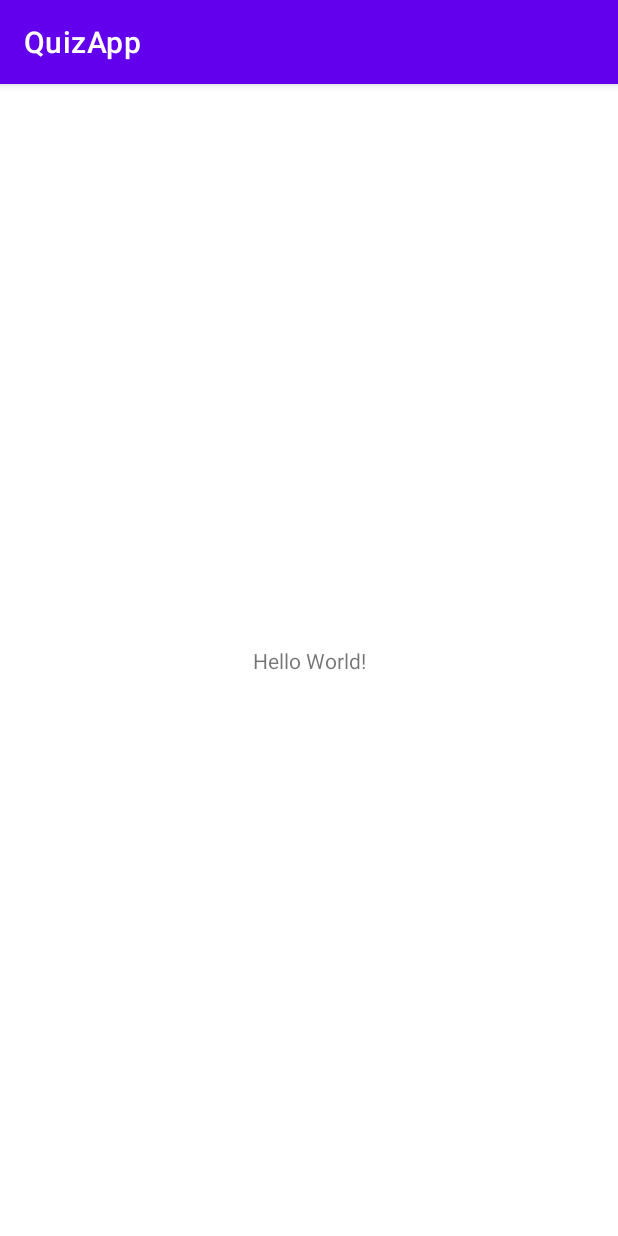
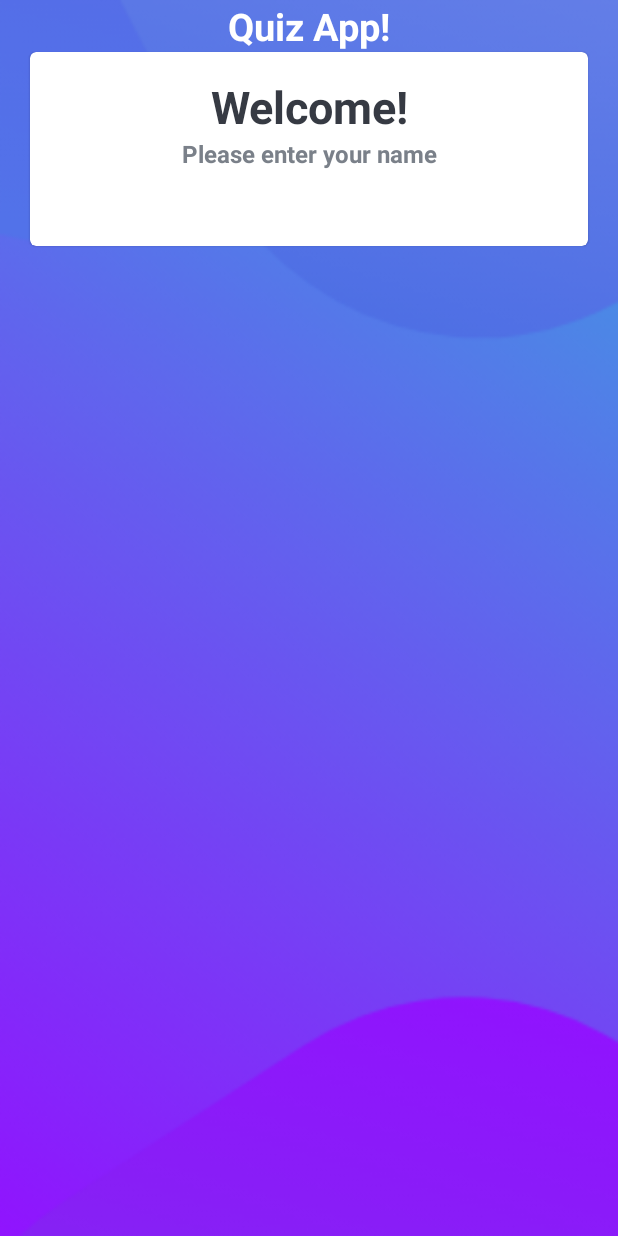
Before and after one commit to carlos-lopez98/QuizAndroidApp, an Android app: the screen it shows after launch (MainActivity), on a phone screen of 412 x 824 dp. Run offline under Robolectric (Android 15) with nearby library versions, the phone set to English and light mode, and no system bars.

Commit message:
Adding UI elements

```diff
--- a/app/src/main/AndroidManifest.xml
+++ b/app/src/main/AndroidManifest.xml
@@ -11,7 +11,8 @@
         android:theme="@style/Theme.QuizApp">
         <activity
             android:name=".MainActivity"
-            android:exported="true">
+            android:exported="true"
+            >
             <intent-filter>
                 <action android:name="android.intent.action.MAIN" />
 
--- a/app/src/main/res/layout/activity_main.xml
+++ b/app/src/main/res/layout/activity_main.xml
@@ -1,18 +1,63 @@
 <?xml version="1.0" encoding="utf-8"?>
-<androidx.constraintlayout.widget.ConstraintLayout xmlns:android="http://schemas.android.com/apk/res/android"
+<LinearLayout xmlns:android="http://schemas.android.com/apk/res/android"
     xmlns:app="http://schemas.android.com/apk/res-auto"
     xmlns:tools="http://schemas.android.com/tools"
     android:layout_width="match_parent"
     android:layout_height="match_parent"
+    android:background="@drawable/ic_bg"
+    android:orientation="vertical"
     tools:context=".MainActivity">
 
     <TextView
-        android:layout_width="wrap_content"
+        android:layout_width="match_parent"
         android:layout_height="wrap_content"
-        android:text="Hello World!"
-        app:layout_constraintBottom_toBottomOf="parent"
-        app:layout_constraintLeft_toLeftOf="parent"
-        app:layout_constraintRight_toRightOf="parent"
-        app:layout_constraintTop_toTopOf="parent" />
+        android:gravity="center"
+        android:text="@string/quiz_app"
+        android:textColor="@color/white"
+        android:textSize="25sp"
+        android:textStyle="bold" />
 
-</androidx.constraintlayout.widget.ConstraintLayout>
+    <com.google.android.material.card.MaterialCardView
+        android:layout_width="match_parent"
+        android:layout_height="wrap_content"
+        android:background="@color/white"
+        android:layout_marginStart="20dp"
+        android:layout_marginEnd="20dp">
+        <LinearLayout
+            android:layout_width="match_parent"
+            android:layout_height="wrap_content"
+            android:layout_margin="16dp"
+            android:orientation="vertical">
+
+            <TextView
+                android:layout_width="match_parent"
+                android:layout_height="wrap_content"
+                android:gravity="center"
+                android:text="@string/welcome"
+                android:textColor="@color/DarkGrey"
+                android:textSize="30sp"
+                android:textStyle="bold"
+                />
+            <TextView
+                android:layout_width="match_parent"
+                android:layout_height="wrap_content"
+                android:gravity="center"
+                android:text="@string/enter_name"
+                android:textColor="@color/grey"
+                android:textSize="16sp"
+                android:textStyle="bold" />
+
+            <TextView
+                android:layout_width="match_parent"
+                android:layout_height="wrap_content"
+                android:gravity="center"
+                android:text="@string/welcome"
+                android:textColor="@color/white"
+                android:textSize="25sp"
+                android:textStyle="bold" />
+        </LinearLayout>
+
+
+
+    </com.google.android.material.card.MaterialCardView>
+</LinearLayout>
--- a/app/src/main/res/values-night/themes.xml
+++ b/app/src/main/res/values-night/themes.xml
@@ -1,6 +1,6 @@
 <resources xmlns:tools="http://schemas.android.com/tools">
     <!-- Base application theme. -->
-    <style name="Theme.QuizApp" parent="Theme.MaterialComponents.DayNight.DarkActionBar">
+    <style name="Theme.QuizApp" parent="Theme.MaterialComponents.DayNight.NoActionBar">
         <!-- Primary brand color. -->
         <item name="colorPrimary">@color/purple_200</item>
         <item name="colorPrimaryVariant">@color/purple_700</item>
--- a/app/src/main/res/values/colors.xml
+++ b/app/src/main/res/values/colors.xml
@@ -7,4 +7,6 @@
     <color name="teal_700">#FF018786</color>
     <color name="black">#FF000000</color>
     <color name="white">#FFFFFFFF</color>
+    <color name="DarkGrey">#363a43</color>
+    <color name="grey">#7A8089</color>
 </resources>
--- a/app/src/main/res/values/strings.xml
+++ b/app/src/main/res/values/strings.xml
@@ -1,3 +1,6 @@
 <resources>
     <string name="app_name">QuizApp</string>
+    <string name="quiz_app">Quiz App!</string>
+    <string name="welcome">Welcome!</string>
+    <string name="enter_name">Please enter your name</string>
 </resources>
--- a/app/src/main/res/values/themes.xml
+++ b/app/src/main/res/values/themes.xml
@@ -1,6 +1,6 @@
 <resources xmlns:tools="http://schemas.android.com/tools">
     <!-- Base application theme. -->
-    <style name="Theme.QuizApp" parent="Theme.MaterialComponents.DayNight.DarkActionBar">
+    <style name="Theme.QuizApp" parent="Theme.MaterialComponents.DayNight.NoActionBar">
         <!-- Primary brand color. -->
         <item name="colorPrimary">@color/purple_500</item>
         <item name="colorPrimaryVariant">@color/purple_700</item>
```
Also changed, not shown: app/src/main/res/drawable/ic_bg.png (added).
